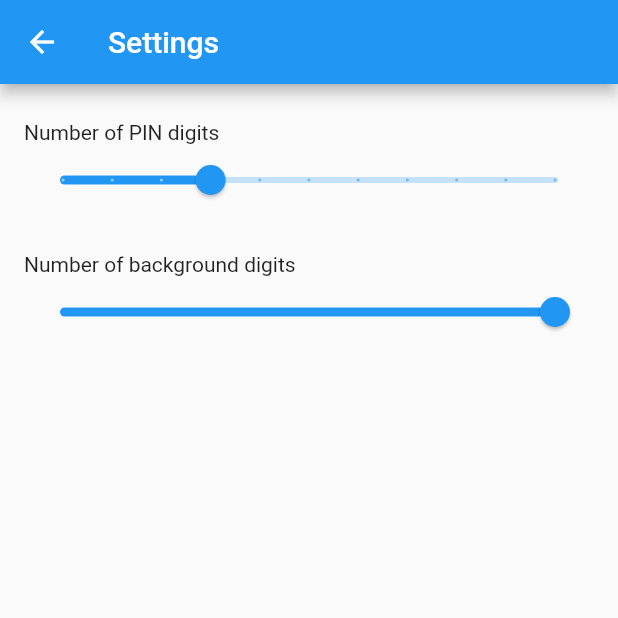
After one commit to devaurelian/pin_generator, a Flutter app: the SettingsScreen screen opened directly, on a phone screen of 412 x 824 dp, the top half of it. The commit adds this screen. Run offline on Flutter 3.47's test engine with Material 2 defaults, Android fonts, the phone set to English and light mode, and no system bars.

Commit message:
Add Settings Screen

```diff
--- /dev/null
+++ b/lib/pages/settings.dart
@@ -0,0 +1,53 @@
+import 'package:flutter/material.dart';
+
+class SettingsScreen extends StatefulWidget {
+  @override
+  _SettingsScreenState createState() => _SettingsScreenState();
+}
+
+class _SettingsScreenState extends State<SettingsScreen> {
+  double _pinDigitCount = 4;
+  double _backDigitCount = 1000;
+
+  @override
+  Widget build(BuildContext context) {
+    return Scaffold(
+      appBar: AppBar(
+        title: Text('Settings'),
+      ),
+      body: Padding(
+        padding: EdgeInsets.symmetric(vertical: 24, horizontal: 16),
+        child: Column(
+          crossAxisAlignment: CrossAxisAlignment.start,
+          children: <Widget>[
+            Text('Number of PIN digits'),
+            Slider(
+              min: 1,
+              max: 10,
+              divisions: 10,
+              value: _pinDigitCount,
+              label: _pinDigitCount.round().toString(),
+              onChanged: (value) => setState(() {
+                _pinDigitCount = value;
+              }),
+            ),
+            SizedBox(height: 24),
+            Text('Number of background digits'),
+            Slider(
+              min: 0,
+              max: 1000,
+              divisions: 1000,
+              value: _backDigitCount,
+              label: _backDigitCount.round().toString(),
+              onChanged: (double value) {
+                setState(() {
+                  _backDigitCount = value;
+                });
+              },
+            ),
+          ],
+        ),
+      ),
+    );
+  }
+}
```
Also changed, not shown: lib/pages/home.dart (+23 -1 lines).
